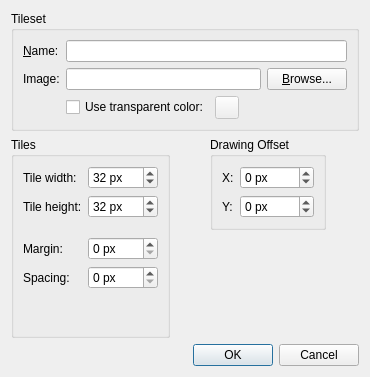
This is src/tiled/newtilesetdialog.ui in mapeditor/tiled as Qt 5 draws it before an edit. The edited form follows.
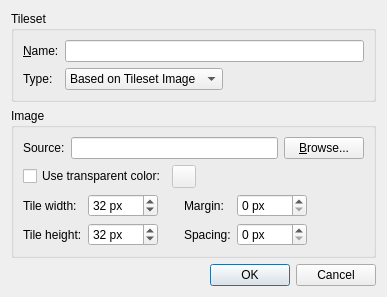
This is the edited form. Custom widgets are drawn as their Qt base class.

Commit message:
Updated the New Tileset dialog to reflect individual images option
The dialog now features a combo box where the user can choose between
creating a tileset based on a tileset image, or a tileset that is simply
a collection of images. The images still need to be added later using
the '+' button in the tileset toolbar.

The drawing offset is no longer configurable using this dialog. It can
be changed in the tileset properties instead.

Patch:
```diff
--- a/src/tiled/newtilesetdialog.ui
+++ b/src/tiled/newtilesetdialog.ui
@@ -6,20 +6,56 @@
    <rect>
     <x>0</x>
     <y>0</y>
-    <width>370</width>
-    <height>377</height>
+    <width>387</width>
+    <height>314</height>
    </rect>
   </property>
   <property name="windowTitle">
    <string>New Tileset</string>
   </property>
-  <layout class="QVBoxLayout" name="verticalLayout_2">
+  <layout class="QVBoxLayout" name="verticalLayout">
+   <property name="sizeConstraint">
+    <enum>QLayout::SetMinAndMaxSize</enum>
+   </property>
    <item>
-    <widget class="QGroupBox" name="groupBox_2">
+    <widget class="QGroupBox" name="tilesetGroupBox">
+     <property name="sizePolicy">
+      <sizepolicy hsizetype="Preferred" vsizetype="Fixed">
+       <horstretch>0</horstretch>
+       <verstretch>0</verstretch>
+      </sizepolicy>
+     </property>
      <property name="title">
       <string>Tileset</string>
      </property>
      <layout class="QGridLayout" name="gridLayout_2">
+      <item row="1" column="1">
+       <widget class="QComboBox" name="tilesetType">
+        <property name="sizePolicy">
+         <sizepolicy hsizetype="Fixed" vsizetype="Fixed">
+          <horstretch>0</horstretch>
+          <verstretch>0</verstretch>
+         </sizepolicy>
+        </property>
+        <item>
+         <property name="text">
+          <string>Based on Tileset Image</string>
+         </property>
+        </item>
+        <item>
+         <property name="text">
+          <string>Collection of Images</string>
+         </property>
+        </item>
+       </widget>
+      </item>
+      <item row="1" column="0">
+       <widget class="QLabel" name="typeLabel">
+        <property name="text">
+         <string>Type:</string>
+        </property>
+       </widget>
+      </item>
       <item row="0" column="0">
        <widget class="QLabel" name="label">
         <property name="text">
@@ -30,77 +66,121 @@
         </property>
        </widget>
       </item>
-      <item row="0" column="1" colspan="2">
-       <widget class="QLineEdit" name="name"/>
+      <item row="0" column="1">
+       <widget class="QLineEdit" name="name">
+        <property name="sizePolicy">
+         <sizepolicy hsizetype="Expanding" vsizetype="Fixed">
+          <horstretch>0</horstretch>
+          <verstretch>0</verstretch>
+         </sizepolicy>
+        </property>
+       </widget>
       </item>
-      <item row="1" column="0">
-       <widget class="QLabel" name="label_2">
+     </layout>
+    </widget>
+   </item>
+   <item>
+    <widget class="QGroupBox" name="imageGroupBox">
+     <property name="sizePolicy">
+      <sizepolicy hsizetype="Preferred" vsizetype="Fixed">
+       <horstretch>0</horstretch>
+       <verstretch>0</verstretch>
+      </sizepolicy>
+     </property>
+     <property name="title">
+      <string>Image</string>
+     </property>
+     <property name="checkable">
+      <bool>false</bool>
+     </property>
+     <layout class="QGridLayout" name="gridLayout">
+      <item row="0" column="0">
+       <widget class="QLabel" name="sourceLabel">
+        <property name="sizePolicy">
+         <sizepolicy hsizetype="Fixed" vsizetype="Preferred">
+          <horstretch>0</horstretch>
+          <verstretch>0</verstretch>
+         </sizepolicy>
+        </property>
         <property name="text">
-         <string>Image:</string>
+         <string>Source:</string>
         </property>
        </widget>
       </item>
-      <item row="1" column="1">
-       <widget class="QLineEdit" name="image"/>
-      </item>
-      <item row="1" column="2">
+      <item row="0" column="4">
        <widget class="QPushButton" name="browseButton">
         <property name="text">
          <string>&amp;Browse...</string>
         </property>
        </widget>
       </item>
-      <item row="2" column="1" colspan="2">
-       <layout class="QHBoxLayout" name="horizontalLayout">
-        <item>
-         <widget class="QCheckBox" name="useTransparentColor">
+      <item row="1" column="0" colspan="2">
+       <widget class="QCheckBox" name="useTransparentColor">
+        <property name="text">
+         <string>Use transparent color:</string>
+        </property>
+       </widget>
+      </item>
+      <item row="1" column="2">
+       <widget class="Tiled::Internal::ColorButton" name="colorButton">
+        <property name="enabled">
+         <bool>false</bool>
+        </property>
+       </widget>
+      </item>
+      <item row="1" column="3">
+       <spacer name="horizontalSpacer_2">
+        <property name="orientation">
+         <enum>Qt::Horizontal</enum>
+        </property>
+        <property name="sizeHint" stdset="0">
+         <size>
+          <width>0</width>
+          <height>13</height>
+         </size>
+        </property>
+       </spacer>
+      </item>
+      <item row="2" column="0" colspan="5">
+       <layout class="QGridLayout" name="gridLayout_3">
+        <item row="1" column="1">
+         <widget class="QSpinBox" name="tileHeight">
+          <property name="suffix">
+           <string> px</string>
+          </property>
+          <property name="minimum">
+           <number>1</number>
+          </property>
+          <property name="maximum">
+           <number>9999</number>
+          </property>
+          <property name="value">
+           <number>32</number>
+          </property>
+         </widget>
+        </item>
+        <item row="1" column="0">
+         <widget class="QLabel" name="tileHeightLabel">
           <property name="text">
-           <string>Use transparent color:</string>
+           <string>Tile height:</string>
           </property>
          </widget>
         </item>
-        <item>
-         <widget class="Tiled::Internal::ColorButton" name="colorButton">
-          <property name="enabled">
-           <bool>false</bool>
-          </property>
-         </widget>
-        </item>
-        <item>
-         <spacer name="horizontalSpacer_2">
+        <item row="1" column="2">
+         <spacer name="horizontalSpacer">
           <property name="orientation">
            <enum>Qt::Horizontal</enum>
           </property>
+          <property name="sizeType">
+           <enum>QSizePolicy::Preferred</enum>
+          </property>
           <property name="sizeHint" stdset="0">
            <size>
-            <width>0</width>
-            <height>0</height>
+            <width>20</width>
+            <height>20</height>
            </size>
           </property>
          </spacer>
-        </item>
-       </layout>
-      </item>
-     </layout>
-    </widget>
-   </item>
-   <item>
-    <layout class="QHBoxLayout" name="horizontalLayout_2">
-     <property name="spacing">
-      <number>0</number>
-     </property>
-     <item>
-      <widget class="QGroupBox" name="groupBox">
-       <property name="title">
-        <string>Tiles</string>
-       </property>
-       <layout class="QGridLayout" name="gridLayout">
-        <item row="0" column="0">
-         <widget class="QLabel" name="label_3">
-          <property name="text">
-           <string>Tile width:</string>
-          </property>
-         </widget>
         </item>
         <item row="0" column="1">
          <widget class="QSpinBox" name="tileWidth">
@@ -121,47 +201,8 @@
           </property>
          </widget>
         </item>
-        <item row="1" column="0">
-         <widget class="QLabel" name="label_4">
-          <property name="text">
-           <string>Tile height:</string>
-          </property>
-         </widget>
-        </item>
-        <item row="1" column="1">
-         <widget class="QSpinBox" name="tileHeight">
-          <property name="suffix">
-           <string> px</string>
-          </property>
-          <property name="minimum">
-           <number>1</number>
-          </property>
-          <property name="maximum">
-           <number>9999</number>
-          </property>
-          <property name="value">
-           <number>32</number>
-          </property>
-         </widget>
-        </item>
-        <item row="2" column="1">
-         <spacer name="verticalSpacer_2">
-          <property name="orientation">
-           <enum>Qt::Vertical</enum>
-          </property>
-          <property name="sizeType">
-           <enum>QSizePolicy::Fixed</enum>
-          </property>
-          <property name="sizeHint" stdset="0">
-           <size>
-            <width>10</width>
-            <height>13</height>
-           </size>
-          </property>
-         </spacer>
-        </item>
-        <item row="3" column="0">
-         <widget class="QLabel" name="label_5">
+        <item row="0" column="3">
+         <widget class="QLabel" name="marginLabel">
           <property name="toolTip">
            <string>The space at the edges of the tileset.</string>
           </property>
@@ -170,7 +211,7 @@
           </property>
          </widget>
         </item>
-        <item row="3" column="1">
+        <item row="0" column="4">
          <widget class="QSpinBox" name="margin">
           <property name="suffix">
            <string> px</string>
@@ -186,7 +227,7 @@
           </property>
          </widget>
         </item>
-        <item row="4" column="1">
+        <item row="1" column="4">
          <widget class="QSpinBox" name="spacing">
           <property name="suffix">
            <string> px</string>
@@ -202,21 +243,15 @@
           </property>
          </widget>
         </item>
-        <item row="5" column="1">
-         <spacer name="verticalSpacer">
-          <property name="orientation">
-           <enum>Qt::Vertical</enum>
+        <item row="0" column="0">
+         <widget class="QLabel" name="tileWidthLabel">
+          <property name="text">
+           <string>Tile width:</string>
           </property>
-          <property name="sizeHint" stdset="0">
-           <size>
-            <width>20</width>
-            <height>0</height>
-           </size>
-          </property>
-         </spacer>
+         </widget>
         </item>
-        <item row="4" column="0">
-         <widget class="QLabel" name="label_6">
+        <item row="1" column="3">
+         <widget class="QLabel" name="spacingLabel">
           <property name="toolTip">
            <string>The space between the tiles.</string>
           </property>
@@ -225,114 +260,26 @@
           </property>
          </widget>
         </item>
+        <item row="1" column="5">
+         <spacer name="horizontalSpacer_3">
+          <property name="orientation">
+           <enum>Qt::Horizontal</enum>
+          </property>
+          <property name="sizeHint" stdset="0">
+           <size>
+            <width>0</width>
+            <height>20</height>
+           </size>
+          </property>
+         </spacer>
+        </item>
        </layout>
-      </widget>
-     </item>
-     <item>
-      <spacer name="horizontalSpacer">
-       <property name="orientation">
-        <enum>Qt::Horizontal</enum>
-       </property>
-       <property name="sizeType">
-        <enum>QSizePolicy::Fixed</enum>
-       </property>
-       <property name="sizeHint" stdset="0">
-        <size>
-         <width>40</width>
-         <height>20</height>
-        </size>
-       </property>
-      </spacer>
-     </item>
-     <item>
-      <layout class="QVBoxLayout" name="verticalLayout">
-       <item>
-        <widget class="QGroupBox" name="groupBox_3">
-         <property name="toolTip">
-          <string>An offset applied when drawing the tiles.</string>
-         </property>
-         <property name="title">
-          <string>Drawing Offset</string>
-         </property>
-         <layout class="QGridLayout" name="gridLayout_3">
-          <item row="0" column="0">
-           <widget class="QLabel" name="label_7">
-            <property name="text">
-             <string>X:</string>
-            </property>
-           </widget>
-          </item>
-          <item row="0" column="1">
-           <widget class="QSpinBox" name="offsetX">
-            <property name="enabled">
-             <bool>true</bool>
-            </property>
-            <property name="suffix">
-             <string> px</string>
-            </property>
-            <property name="minimum">
-             <number>-9999</number>
-            </property>
-            <property name="maximum">
-             <number>9999</number>
-            </property>
-           </widget>
-          </item>
-          <item row="1" column="0">
-           <widget class="QLabel" name="label_8">
-            <property name="text">
-             <string>Y:</string>
-            </property>
-           </widget>
-          </item>
-          <item row="1" column="1">
-           <widget class="QSpinBox" name="offsetY">
-            <property name="suffix">
-             <string> px</string>
-            </property>
-            <property name="minimum">
-             <number>-9999</number>
-            </property>
-            <property name="maximum">
-             <number>9999</number>
-            </property>
-           </widget>
-          </item>
-         </layout>
-        </widget>
-       </item>
-       <item>
-        <spacer name="verticalSpacer_3">
-         <property name="orientation">
-          <enum>Qt::Vertical</enum>
-         </property>
-         <property name="sizeHint" stdset="0">
-          <size>
-           <width>20</width>
-           <height>40</height>
-          </size>
-         </property>
-        </spacer>
-       </item>
-      </layout>
-     </item>
-     <item>
-      <spacer name="horizontalSpacer_3">
-       <property name="orientation">
-        <enum>Qt::Horizontal</enum>
-       </property>
-       <property name="sizeType">
-        <enum>QSizePolicy::MinimumExpanding</enum>
-       </property>
-       <property name="sizeHint" stdset="0">
-        <size>
-         <width>0</width>
-         <height>20</height>
-        </size>
-       </property>
-      </spacer>
-     </item>
-    </layout>
+      </item>
+      <item row="0" column="1" colspan="3">
+       <widget class="QLineEdit" name="image"/>
+      </item>
+     </layout>
+    </widget>
    </item>
    <item>
     <widget class="QDialogButtonBox" name="buttonBox">
```
Left out of the diff: 31 changed lines with no effect on the pictures. The commit also changes 3 other files.
